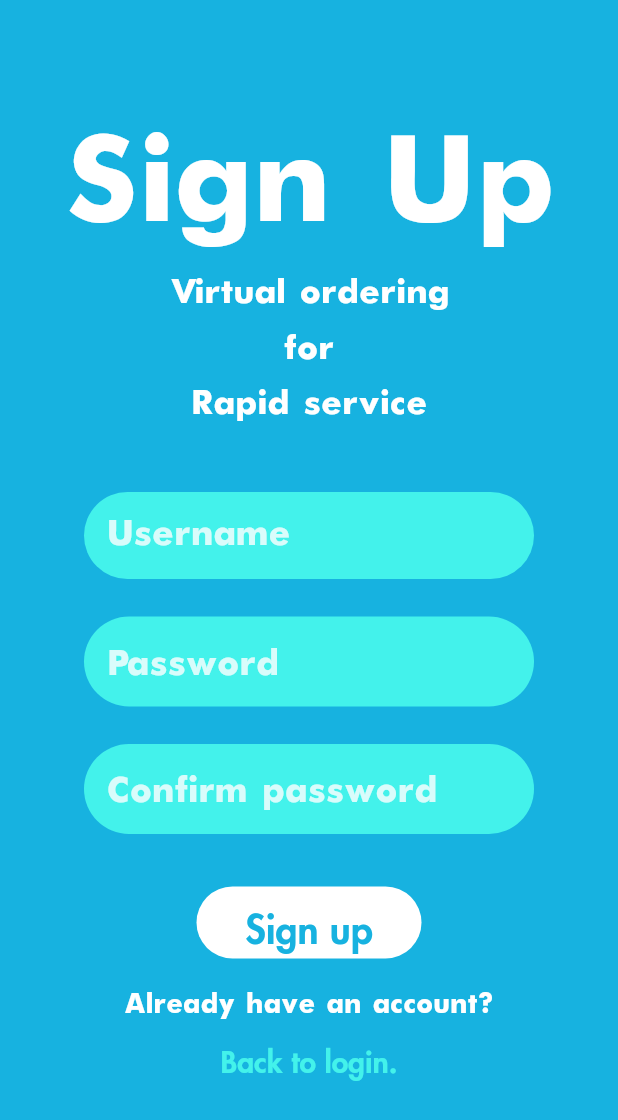
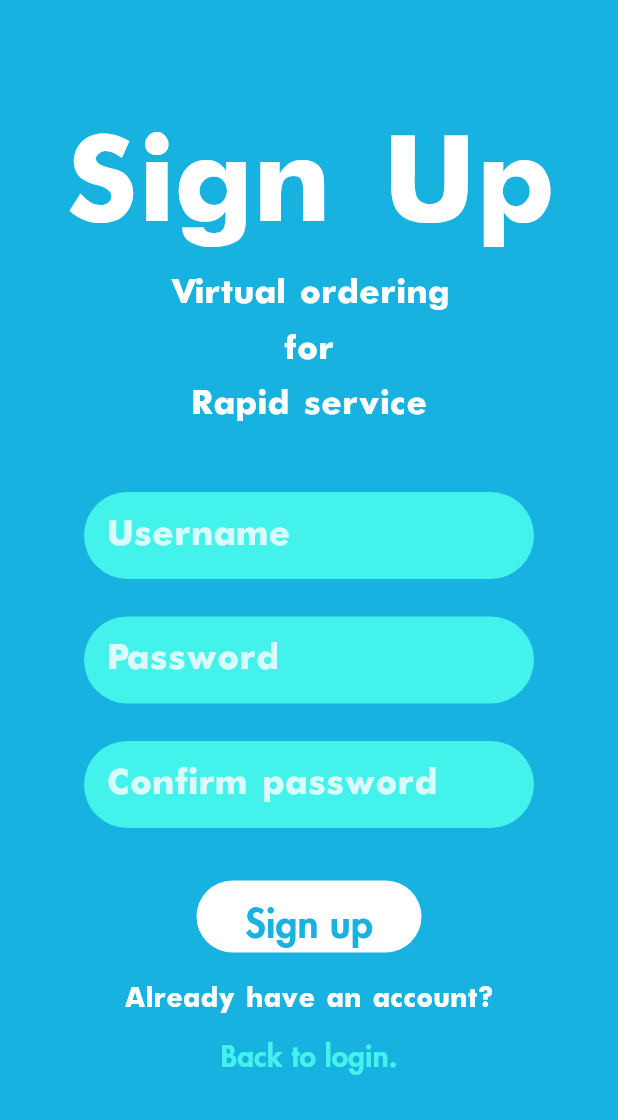
Before and after one commit to mihane-ichinose/VORS_Mobile, a Flutter app: the SignupPage screen opened by its route, after a tap on "GOT IT", on a phone screen of 412 x 824 dp. Shown: the top 1120 px of the screen. Run offline on Flutter 3.47's test engine with Material 2 defaults, Android fonts, the phone set to English and light mode, and no system bars; our stand-ins replace font_awesome_flutter; accounts and stored records are empty; network calls fail.

Commit message:
Code cleanup. Added text field builders in order to reduce duplication

```diff
--- a/lib/signup_page.dart
+++ b/lib/signup_page.dart
@@ -1,4 +1,5 @@
 import 'package:flutter/material.dart';
+import 'package:vors_project/util/home_page_items.dart';
 
 class SignupPage extends StatefulWidget {
   final int customerId;
@@ -39,65 +40,20 @@ class _SignupPageState extends State<SignupPage> {
   @override
   Widget build(BuildContext context) {
 
-    final userNameField = TextField(
-      controller: usernameController,
-      obscureText: false,
-      style: style,
-      decoration: InputDecoration(
-        filled: true,
-        fillColor: Color(0xFF43F2EB),
-        contentPadding: EdgeInsets.all(15.0),
-        hintText: "Username",
-        hintStyle: TextStyle(
-          fontFamily: 'Futura',
-          color: Colors.white.withOpacity(0.8),
-        ),
-        border: OutlineInputBorder(
-          borderRadius: BorderRadius.circular(32.0),
-          borderSide: BorderSide.none,
-        ),
-      ),
-    );
+    final userNameField = DefaultSignUpTextField()
+        .withStyle(style)
+        .withText("Username")
+        .build();
 
-    final passwordField = TextField(
-      obscureText: true,
-      // The obscured word seems not supportable by font Futura.
-      style: TextStyle(color: Colors.white, fontSize: 26),
-      decoration: InputDecoration(
-        filled: true,
-        fillColor: Color(0xFF43F2EB),
-        contentPadding: EdgeInsets.all(15.0),
-        hintText: "Password",
-        hintStyle: TextStyle(
-          fontFamily: 'Futura',
-          color: Colors.white.withOpacity(0.8),
-        ),
-        border: OutlineInputBorder(
-          borderRadius: BorderRadius.circular(32.0),
-          borderSide: BorderSide.none,
-        ),
-      ),
-    );
+    final passwordField = DefaultSignUpTextField()
+        .withStyle(style)
+        .withText("Password")
+        .build();
 
-    final confirmPasswordField = TextField(
-      obscureText: true,
-      // The obscured word seems not supportable by font Futura.
-      style: TextStyle(color: Colors.white, fontSize: 26),
-      decoration: InputDecoration(
-        filled: true,
-        fillColor: Color(0xFF43F2EB),
-        contentPadding: EdgeInsets.all(15.0),
-        hintText: "Confirm password",
-        hintStyle: TextStyle(
-          fontFamily: 'Futura',
-          color: Colors.white.withOpacity(0.8),
-        ),
-        border: OutlineInputBorder(
-          borderRadius: BorderRadius.circular(32.0),
-          borderSide: BorderSide.none,
-        ),
-      ),
-    );
+    final confirmPasswordField = DefaultSignUpTextField()
+        .withStyle(style)
+        .withText("Confirm password")
+        .build();
 
     final signupButton = Material(
       borderRadius: BorderRadius.circular(30.0),
--- /dev/null
+++ b/lib/util/home_page_items.dart
@@ -0,0 +1,105 @@
+
+import 'package:flutter/material.dart';
+
+class DefaultSnackBar {
+  SnackBar withText(String text, BuildContext context) {
+    return SnackBar(
+      content: Text(text),
+      backgroundColor: Colors.deepOrange,
+      action: SnackBarAction(
+        label: "GOT IT",
+        textColor: Colors.white,
+        onPressed: () {
+          ScaffoldMessenger.of(context).hideCurrentSnackBar();
+        },
+      ),
+    );
+  }
+}
+
+class DefaultSignUpTextField {
+  late String text;
+  late TextStyle style;
+
+  DefaultSignUpTextField withText(String text) {
+    this.text = text;
+    return this;
+  }
+
+  DefaultSignUpTextField withStyle(TextStyle style) {
+    this.style = style;
+    return this;
+  }
+
+  TextField build() {
+    return TextField(
+      obscureText: false,
+      style: this.style,
+      decoration: InputDecoration(
+        filled: true,
+        fillColor: Color(0xFF43F2EB),
+        contentPadding: EdgeInsets.all(15.0),
+        hintText: this.text,
+        hintStyle: TextStyle(
+          fontFamily: 'Futura',
+          color: Colors.white.withOpacity(0.8),
+        ),
+        border: OutlineInputBorder(
+          borderRadius: BorderRadius.circular(32.0),
+          borderSide: BorderSide.none,
+        ),
+      ),
+    );
+
+  }
+}
+
+class DefaultLoginTextFormField {
+  late String text;
+  TextEditingController controller = TextEditingController();
+  late TextStyle style;
+
+  DefaultLoginTextFormField withText(String text) {
+    this.text = text;
+    return this;
+  }
+
+  DefaultLoginTextFormField withController(TextEditingController controller) {
+    this.controller = controller;
+    return this;
+  }
+
+  DefaultLoginTextFormField withStyle(TextStyle style) {
+    this.style = style;
+    return this;
+  }
+
+  TextFormField build() {
+    return TextFormField(
+      // validator: ,
+      controller: this.controller,
+      obscureText: false,
+      style: style,
+      decoration: InputDecoration(
+        errorMaxLines: 1,
+        errorText: 'Null',
+        errorStyle: TextStyle(
+          color: Colors.transparent,
+          fontSize: 0,
+        ),
+        filled: true,
+        fillColor: Color(0xFF43F2EB),
+        contentPadding: EdgeInsets.all(15.0),
+        hintText: this.text,
+        hintStyle: TextStyle(
+          fontFamily: 'Futura',
+          color: Colors.white.withOpacity(0.8),
+        ),
+        border: OutlineInputBorder(
+          borderRadius: BorderRadius.circular(32.0),
+          borderSide: BorderSide.none,
+        ),
+      ),
+    );
+  }
+}
```
Also changed, not shown: lib/login_page.dart (+67 -145 lines).
